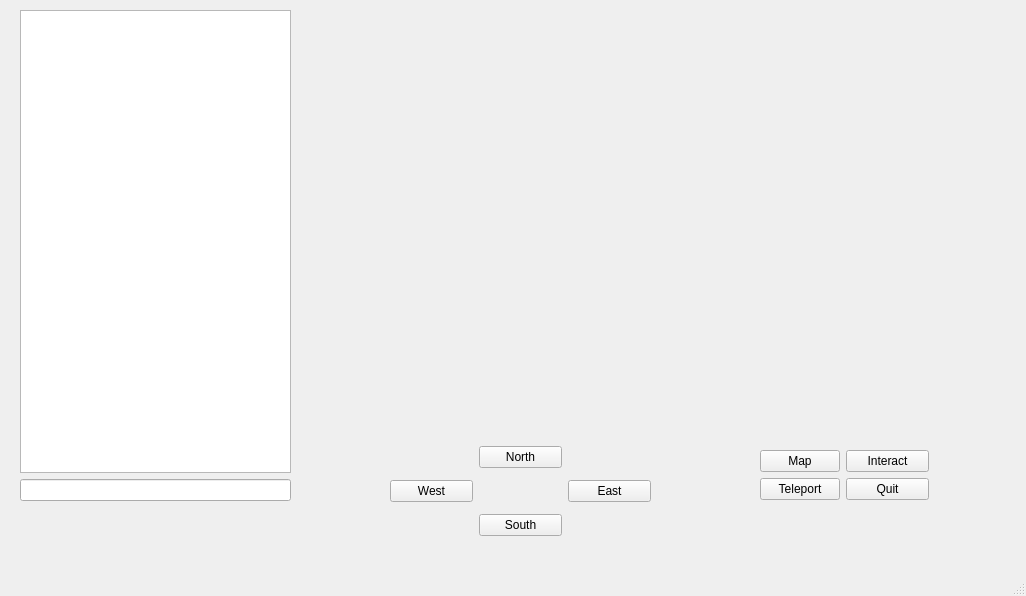
Before: the Qt Designer form mainwindow.ui in DavidWalshCode/Gork, drawn with Qt 5.
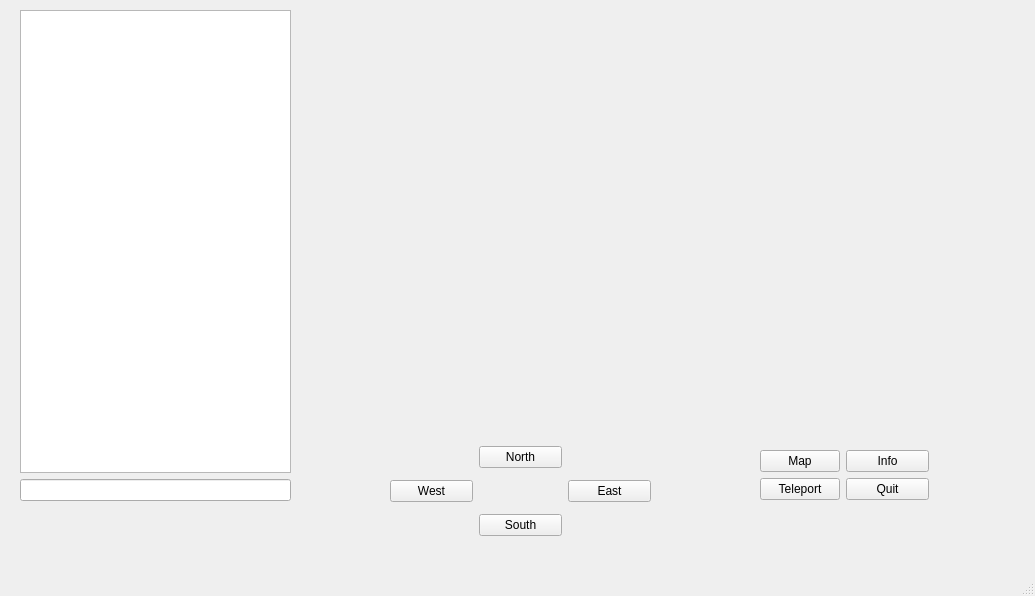
After: the same form once the commit is applied.

Commit message: Main window cleanup

```diff
--- a/mainwindow.ui
+++ b/mainwindow.ui
@@ -6,7 +6,7 @@
    <rect>
     <x>0</x>
     <y>0</y>
-    <width>1026</width>
+    <width>1035</width>
     <height>596</height>
    </rect>
   </property>
@@ -78,8 +78,8 @@
    <widget class="QWidget" name="horizontalLayoutWidget">
     <property name="geometry">
      <rect>
-      <x>310</x>
-      <y>10</y>
+      <x>330</x>
+      <y>30</y>
       <width>701</width>
       <height>401</height>
      </rect>
@@ -120,7 +120,7 @@
      <item row="0" column="1">
       <widget class="QPushButton" name="interactButton">
        <property name="text">
-        <string>Interact</string>
+        <string>Info</string>
        </property>
       </widget>
      </item>
```
Left out of the diff: 6 changed lines with no effect on the pictures. The commit also changes 2 other files.
